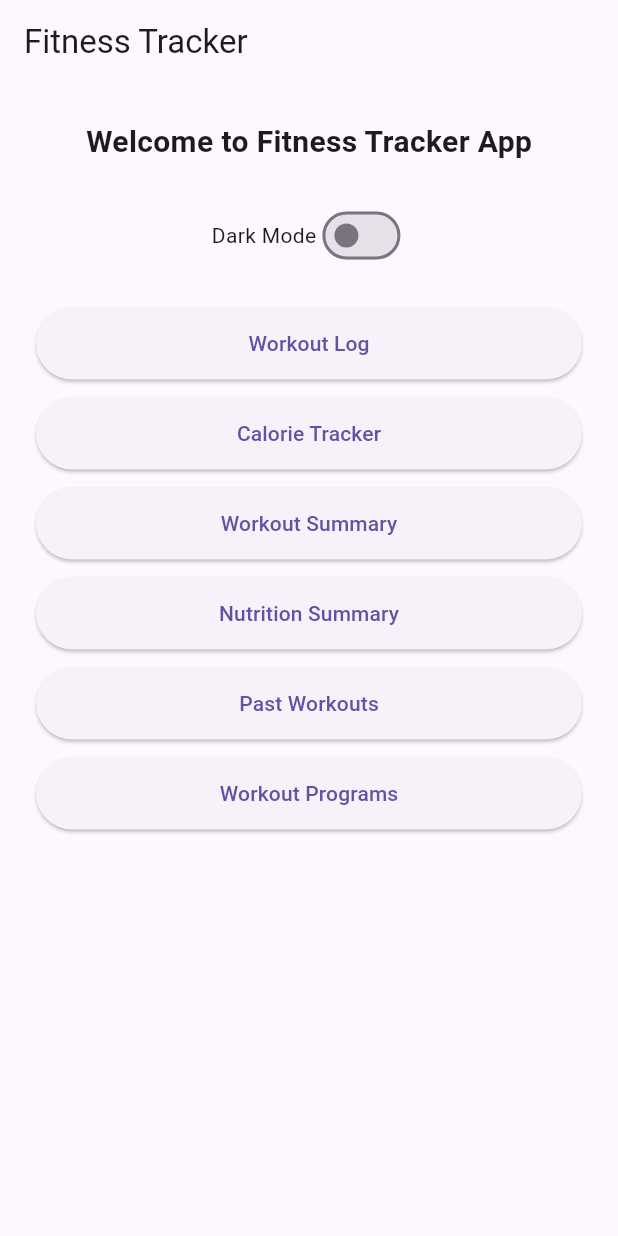
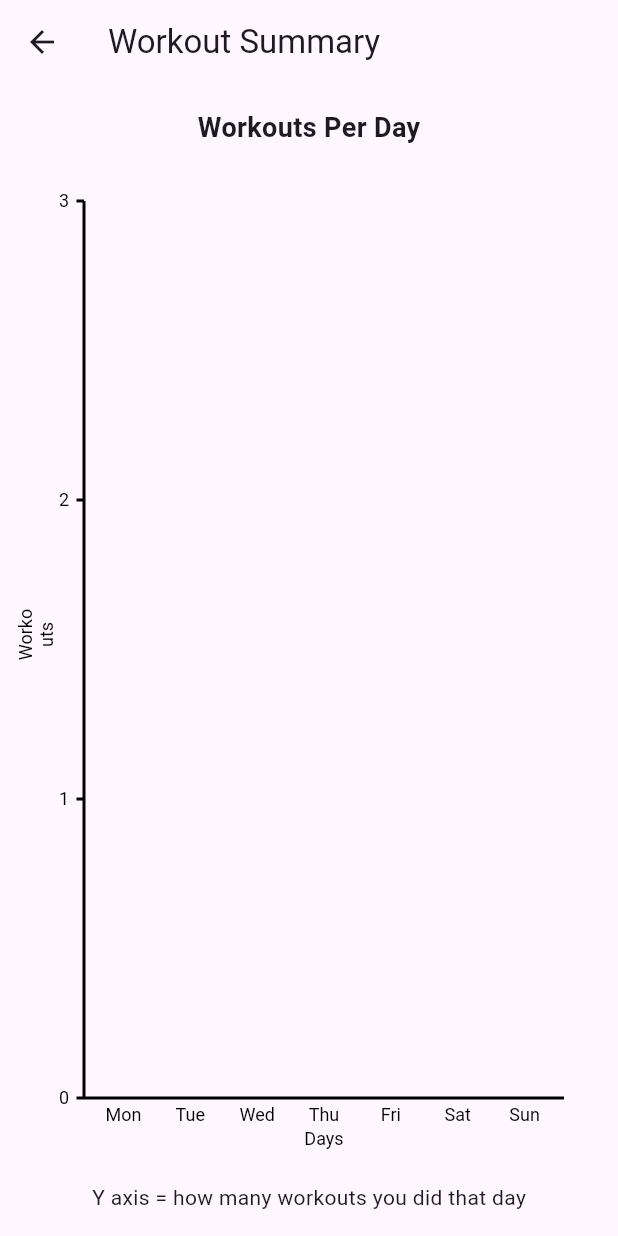
Before and after one commit to mohitkokane3900/fitness_tracker_app, a Flutter app: the screen it shows after launch, after a tap on "Workout Summary", on a phone screen of 412 x 824 dp. Run offline on Flutter 3.47's test engine with Material 3 defaults, Android fonts, the phone set to English and light mode, and no system bars; our stand-ins replace shared_preferences, sqflite; accounts and stored records are empty.

Commit message:
Added workout summary screen with bar chart using custom painter

```diff
--- a/lib/repositories/workout_repository.dart
+++ b/lib/repositories/workout_repository.dart
@@ -41,4 +41,43 @@ class WorkoutRepository {
       whereArgs: [sessionId],
     );
   }
+
+  Future<Map<String, int>> getWorkoutsPerWeekday() async {
+    final db = await dbHelper.database;
+    final rows = await db.rawQuery('''
+      SELECT workout_session_id, MIN(session_date) as first_date
+      FROM workout_sets
+      GROUP BY workout_session_id
+    ''');
+
+    final counts = {
+      'Mon': 0,
+      'Tue': 0,
+      'Wed': 0,
+      'Thu': 0,
+      'Fri': 0,
+      'Sat': 0,
+      'Sun': 0,
+    };
+
+    for (final r in rows) {
+      final d = DateTime.parse(r['first_date'] as String);
+      final weekday = d.weekday;
+      final label = weekday == 1
+          ? 'Mon'
+          : weekday == 2
+          ? 'Tue'
+          : weekday == 3
+          ? 'Wed'
+          : weekday == 4
+          ? 'Thu'
+          : weekday == 5
+          ? 'Fri'
+          : weekday == 6
+          ? 'Sat'
+          : 'Sun';
+      counts[label] = (counts[label] ?? 0) + 1;
+    }
+    return counts;
+  }
 }
--- a/lib/screens/home_screen.dart
+++ b/lib/screens/home_screen.dart
@@ -1,6 +1,7 @@
 import 'package:flutter/material.dart';
 import 'workout_log_screen.dart';
 import 'calorie_tracker_screen.dart';
+import 'summary_screen.dart';
 
 class HomeScreen extends StatelessWidget {
   final bool dark;
@@ -73,7 +74,12 @@ class HomeScreen extends StatelessWidget {
                 width: double.infinity,
                 height: 48,
                 child: ElevatedButton(
-                  onPressed: () {},
+                  onPressed: () {
+                    Navigator.push(
+                      context,
+                      MaterialPageRoute(builder: (_) => const SummaryScreen()),
+                    );
+                  },
                   child: const Text('Workout Summary'),
                 ),
               ),
--- /dev/null
+++ b/lib/screens/summary_screen.dart
@@ -0,0 +1,209 @@
+import 'package:flutter/material.dart';
+import '../repositories/workout_repository.dart';
+
+class SummaryScreen extends StatefulWidget {
+  const SummaryScreen({super.key});
+
+  @override
+  State<SummaryScreen> createState() => _SummaryScreenState();
+}
+
+class _SummaryScreenState extends State<SummaryScreen> {
+  final repo = WorkoutRepository();
+  Map<String, int> counts = {
+    'Mon': 0,
+    'Tue': 0,
+    'Wed': 0,
+    'Thu': 0,
+    'Fri': 0,
+    'Sat': 0,
+    'Sun': 0,
+  };
+
+  @override
+  void initState() {
+    super.initState();
+    _loadCounts();
+  }
+
+  Future<void> _loadCounts() async {
+    final c = await repo.getWorkoutsPerWeekday();
+    setState(() {
+      counts = c;
+    });
+  }
+
+  @override
+  Widget build(BuildContext context) {
+    final days = ['Mon', 'Tue', 'Wed', 'Thu', 'Fri', 'Sat', 'Sun'];
+    final maxVal = counts.values.isEmpty
+        ? 0
+        : (counts.values.reduce((a, b) => a > b ? a : b));
+    final chartMax = (maxVal < 3) ? 3 : maxVal;
+
+    return Scaffold(
+      appBar: AppBar(title: const Text('Workout Summary')),
+      body: Padding(
+        padding: const EdgeInsets.all(16),
+        child: Column(
+          children: [
+            const Text(
+              'Workouts Per Day',
+              style: TextStyle(fontSize: 18, fontWeight: FontWeight.w600),
+            ),
+            const SizedBox(height: 16),
+            Expanded(
+              child: LayoutBuilder(
+                builder: (context, constraints) {
+                  return CustomPaint(
+                    size: Size(constraints.maxWidth, constraints.maxHeight),
+                    painter: _WorkoutBarChartPainter(
+                      counts: counts,
+                      days: days,
+                      maxY: chartMax.toDouble(),
+                    ),
+                  );
+                },
+              ),
+            ),
+            const SizedBox(height: 16),
+            const Text('Y axis = how many workouts you did that day'),
+          ],
+        ),
+      ),
+    );
+  }
+}
+
+class _WorkoutBarChartPainter extends CustomPainter {
+  final Map<String, int> counts;
+  final List<String> days;
+  final double maxY;
+
+  _WorkoutBarChartPainter({
+    required this.counts,
+    required this.days,
+    required this.maxY,
+  });
+
+  @override
+  void paint(Canvas canvas, Size size) {
+    final paintAxis = Paint()
+      ..color = Colors.black
+      ..strokeWidth = 2;
+
+    final paintBar = Paint()
+      ..color = Colors.orange
+      ..style = PaintingStyle.fill;
+
+    final leftPad = 40.0;
+    final bottomPad = 40.0;
+    final topPad = 20.0;
+    final chartHeight = size.height - bottomPad - topPad;
+    final chartWidth = size.width - leftPad - 20.0;
+
+    final origin = Offset(leftPad, size.height - bottomPad);
+
+    canvas.drawLine(
+      Offset(origin.dx, origin.dy - chartHeight),
+      origin,
+      paintAxis,
+    );
+
+    canvas.drawLine(
+      origin,
+      Offset(origin.dx + chartWidth, origin.dy),
+      paintAxis,
+    );
+
+    final textPainter = TextPainter(
+      textAlign: TextAlign.right,
+      textDirection: TextDirection.ltr,
+    );
+
+    final tickCount = maxY.toInt();
+    for (int i = 0; i <= tickCount; i++) {
+      final yVal = origin.dy - (i / maxY) * chartHeight;
+      canvas.drawLine(
+        Offset(origin.dx - 5, yVal),
+        Offset(origin.dx, yVal),
+        paintAxis,
+      );
+      textPainter.text = TextSpan(
+        text: '$i',
+        style: const TextStyle(fontSize: 12, color: Colors.black),
+      );
+      textPainter.layout(minWidth: 0, maxWidth: leftPad - 8);
+      textPainter.paint(
+        canvas,
+        Offset(
+          origin.dx - 10 - textPainter.width,
+          yVal - textPainter.height / 2,
+        ),
+      );
+    }
+
+    final barCount = days.length;
+    final gap = 8.0;
+    final totalGapSpace = gap * (barCount + 1);
+    final usableW = chartWidth - totalGapSpace;
+    final barW = usableW / barCount;
+
+    for (int i = 0; i < barCount; i++) {
+      final day = days[i];
+      final value = counts[day] ?? 0;
+      final barLeft = origin.dx + gap + i * (barW + gap);
+      final barTop = origin.dy - (value / maxY) * chartHeight;
+      final barRect = Rect.fromLTWH(barLeft, barTop, barW, origin.dy - barTop);
+      canvas.drawRect(barRect, paintBar);
+
+      final dayPainter = TextPainter(
+        textAlign: TextAlign.center,
+        textDirection: TextDirection.ltr,
+        text: TextSpan(
+          text: day,
+          style: const TextStyle(fontSize: 12, color: Colors.black),
+        ),
+      );
+      dayPainter.layout(minWidth: barW, maxWidth: barW + 20);
+      dayPainter.paint(
+        canvas,
+        Offset(barLeft + (barW - dayPainter.width) / 2, origin.dy + 4),
+      );
+    }
+
+    final yTitle = TextPainter(
+      textDirection: TextDirection.ltr,
+      textAlign: TextAlign.center,
+      text: const TextSpan(
+        text: 'Workouts',
+        style: TextStyle(fontSize: 12, color: Colors.black),
+      ),
+    );
+    yTitle.layout(minWidth: 0, maxWidth: leftPad);
+    canvas.save();
+    canvas.translate(8, size.height / 2);
+    canvas.rotate(-3.14159 / 2);
+    yTitle.paint(canvas, Offset(0, -yTitle.height / 2));
+    canvas.restore();
+
+    final xTitle = TextPainter(
+      textDirection: TextDirection.ltr,
+      textAlign: TextAlign.center,
+      text: const TextSpan(
+        text: 'Days',
+        style: TextStyle(fontSize: 12, color: Colors.black),
+      ),
+    );
+    xTitle.layout(minWidth: 0, maxWidth: size.width);
+    xTitle.paint(
+      canvas,
+      Offset(origin.dx + chartWidth / 2 - xTitle.width / 2, origin.dy + 20),
+    );
+  }
+
+  @override
+  bool shouldRepaint(covariant _WorkoutBarChartPainter oldDelegate) {
+    return oldDelegate.counts != counts || oldDelegate.maxY != maxY;
+  }
+}
```
